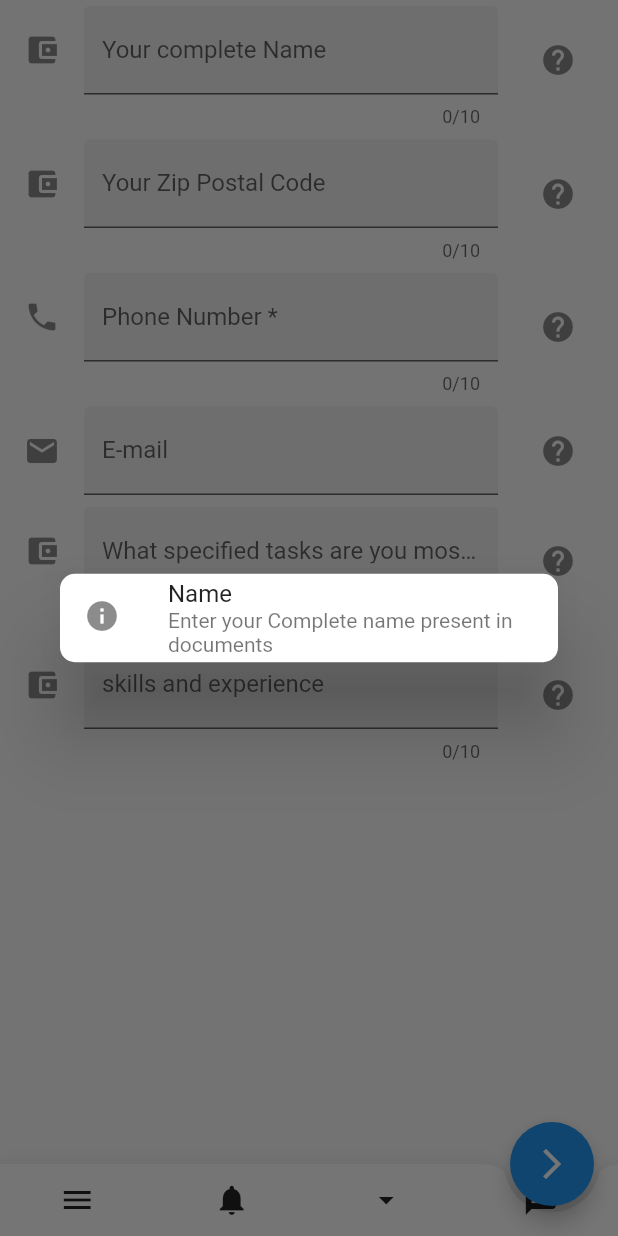
After one commit to ce-akhil/Volunteer-Management-System, a Flutter app: the FormView screen opened directly, after a tap on the "help" icon, on a phone screen of 412 x 824 dp. The commit adds this screen. Run offline on Flutter 3.47's test engine with Material 2 defaults, Android fonts, the phone set to English and light mode, and no system bars; our stand-ins replace font_awesome_flutter, responsive_grid.

Commit message:
Made home UI

```diff
--- /dev/null
+++ b/lib/dialog_box.dart
@@ -0,0 +1,15 @@
+import 'package:flutter/material.dart';
+
+class DialogBox {
+  Dialog dialog(
+      {String title: 'It will work', IconData icon: Icons.info, subtitle: ''}) {
+    return Dialog(
+      shape: RoundedRectangleBorder(borderRadius: BorderRadius.circular(10)),
+      child: ListTile(
+        leading: Icon(icon),
+        title: Text(title),
+        subtitle: Text(subtitle),
+      ),
+    );
+  }
+}
--- a/lib/main.dart
+++ b/lib/main.dart
@@ -3,6 +3,7 @@ import 'package:font_awesome_flutter/font_awesome_flutter.dart';
 import 'package:responsive_grid/responsive_grid.dart';
 import 'package:vms/action_button.dart';
 import 'package:vms/appbottombar.dart';
+import 'package:vms/volunteer_application.dart';
 
 void main() => runApp(volunteerManagementSystem());
 
@@ -72,6 +73,9 @@ class _volunteerManagementSystemState extends State<volunteerManagementSystem> {
                               iconSize: 40,
                               icon: Icon(FontAwesomeIcons.wpforms),
                               onPressed: () {
+                                Navigator.push(
+                                    context,
+                                    MaterialPageRoute(builder: (context) => FormView()));
                               },
                             ),
                             Text('Volunteer'),
--- /dev/null
+++ b/lib/volunteer_application.dart
@@ -0,0 +1,388 @@
+import 'package:flutter/gestures.dart';
+import 'package:flutter/material.dart';
+import 'package:vms/appbottombar.dart';
+import 'package:vms/dialog_box.dart';
+
+
+import 'package:responsive_grid/responsive_grid.dart';
+
+
+class FormView extends StatelessWidget {
+
+
+  final double tileMargin = 30;
+  final centerHeight = 50.0;
+
+
+  @override
+  Widget build(BuildContext context) {
+    return Scaffold(
+      drawerDragStartBehavior: DragStartBehavior.down,
+
+      body: SafeArea(
+        child: getForm(context)
+      ),
+      resizeToAvoidBottomInset: false,
+      bottomNavigationBar:  AppBottomBar(),
+      floatingActionButton: _actionButton(context),
+      floatingActionButtonLocation: FloatingActionButtonLocation.endDocked,
+    );
+  }
+
+  _inProgress({String message: 'Loading....'}) {
+    return ListTile(
+      leading: Icon(Icons.hourglass_empty),
+      title: Text(message),
+      trailing: CircularProgressIndicator(),
+    );
+  }
+
+  _noSignedInUser({String message: 'Please Signup.'}) {
+    return InkWell(
+      onTap: () {
+      },
+      child: Padding(
+        padding: const EdgeInsets.all(8.0),
+        child: ListTile(
+          leading: Icon(Icons.call_to_action),
+          title: Text(message),
+          trailing: Icon(Icons.arrow_forward_ios),
+        ),
+      ),
+    );
+  }
+
+  Future<bool> _warnUserAboutInvalidData() async {
+
+
+    return await showDialog<bool>(
+
+      builder: (BuildContext context) {
+        return AlertDialog(
+          title: const Text('Any hesitation?'),
+          content: const Text(
+              'If you are getting any issue while filling the form we are happy to help. Feel free to contact us.'),
+          actions: <Widget>[
+            FlatButton(
+              child: Text(
+                'YES',
+              ),
+              onPressed: () {
+                Navigator.of(context).pop(true);
+              },
+            ),
+            FlatButton(
+              child: Text(
+                'NO',
+              ),
+              onPressed: () {
+                Navigator.of(context).pop(false);
+              },
+            ),
+          ],
+        );
+      },
+    ) ??
+        false;
+  }
+
+  Form getForm(BuildContext context) {
+    bool isPortrait = MediaQuery.of(context).orientation == Orientation.portrait
+        ? true
+        : false;
+
+    return Form(
+
+      onWillPop: _warnUserAboutInvalidData,
+      child: Scrollbar(
+        child: SingleChildScrollView(
+          dragStartBehavior: DragStartBehavior.down,
+          child: ResponsiveGridRow(
+            children: [
+              ResponsiveGridCol(
+                xs: 12,
+                sm: 6,
+                child: ListTile(
+                  title: TextFormField(
+                    maxLength: 10,
+                    decoration: InputDecoration(
+                      border: UnderlineInputBorder(),
+                      filled: true,
+                      icon: Icon(Icons.account_balance_wallet),
+                      hintText: ' Name',
+                      labelText: 'Your complete Name',
+                    ),
+                    validator: (String value) {
+                      if (value == null) {
+                        return null;
+                      }
+                      if (value.isEmpty) {
+                        return 'Please enter some text';
+                      }
+                      final n = num.tryParse(value);
+                      if (n == null) {
+                        return '"$value" is not a valid number';
+                      }
+                      return null;
+                    },
+                    maxLines: 1,
+                  ),
+                  trailing: Tooltip(
+                    message: "Enter your Complete name present in documents",
+                    child: IconButton(
+                      icon: Icon(Icons.help),
+                      onPressed: () {
+                        showDialog(
+                            context: context,
+                            child: DialogBox().dialog(
+                                title: 'Name',
+                                subtitle:
+                                'Enter your Complete name present in documents'));
+                      },
+                    ),
+                  ),
+                )
+              ),
+              ResponsiveGridCol(
+                  xs: 12,
+                  sm: 6,
+                  child: ListTile(
+                    title: TextFormField(
+                      maxLength: 10,
+                      decoration: InputDecoration(
+                        border: UnderlineInputBorder(),
+                        filled: true,
+                        icon: Icon(Icons.account_balance_wallet),
+                        hintText: 'Zip Postal Code',
+                        labelText: 'Your Zip Postal Code',
+                      ),
+                      validator: (String value) {
+                        if (value == null) {
+                          return null;
+                        }
+                        if (value.isEmpty) {
+                          return 'Please enter some text';
+                        }
+                        final n = num.tryParse(value);
+                        if (n == null) {
+                          return '"$value" is not a valid number';
+                        }
+                        return null;
+                      },
+                      maxLines: 1,
+                    ),
+                    trailing: Tooltip(
+                      message: "Enter the correct Zip Postal Code of your area",
+                      child: IconButton(
+                        icon: Icon(Icons.help),
+                        onPressed: () {
+                          showDialog(
+                              context: context,
+                              child: DialogBox().dialog(
+                                  title: 'ZIP',
+                                  subtitle:
+                                  'Enter the correct Zip Postal Code of your area'));
+                        },
+                      ),
+                    ),
+                  )
+              ),
+              ResponsiveGridCol(
+                  xs: 12,
+                  sm: 6,
+                  child: ListTile(
+                    title: TextFormField(
+                      maxLength: 10,
+                      decoration: const InputDecoration(
+                        border: UnderlineInputBorder(),
+                        filled: true,
+                        icon: Icon(Icons.phone),
+                        hintText: '  Where can we reach you ?',
+                        labelText: 'Phone Number *',
+                        prefixText: '+91 ',
+                      ),
+                      keyboardType: TextInputType.phone,
+
+                      validator: (String value) {
+                        if (value == null) {
+                          return null;
+                        }
+                        if (value.isEmpty) {
+                          return 'Please enter valid mobile number';
+                        }
+                        final n = num.tryParse(value);
+                        if (n == null) {
+                          return '"$value" is not a valid number';
+                        }
+                        if (n < 4999999999) {
+                          return '"$value" is not a valid phone number';
+                        }
+                        return null;
+                      },
+                      maxLines: 1,
+                    ),
+                    trailing: Tooltip(
+                      message: '100% privacy guaranteed. We will never share your details.',
+                      child: IconButton(
+                        icon: Icon(Icons.help),
+                        onPressed: () {
+                          showDialog(
+                              context: context,
+                              child: DialogBox().dialog(
+                                  title: 'Current mobile number.',
+                                  subtitle:
+                                  '100% privacy guaranteed. We will never share your details.'));
+                        },
+                      ),
+                    ),
+                  ),
+
+              ),
+              ResponsiveGridCol(
+                  xs: 12,
+                  sm: 6,
+                  child: ListTile(
+                    title: TextFormField(
+                      keyboardType: TextInputType.emailAddress,
+                      decoration: const InputDecoration(
+                        border: UnderlineInputBorder(),
+                        filled: true,
+                        icon: Icon(Icons.email),
+                        hintText: 'Current e-mail address.',
+                        labelText: 'E-mail',
+                      ),
+                    ),
+                    trailing: Tooltip(
+                      message:
+                      'Share correct Email address to ensure timely communication regarding this application.',
+                      child: IconButton(
+                        icon: Icon(Icons.help),
+                        onPressed: () {
+                          showDialog(
+                              context: context,
+                              child: DialogBox().dialog(
+                                  title: 'Current Email address.',
+                                  subtitle:
+                                  'Share correct Email address to ensure timely communication regarding this application.'));
+                        },
+                      ),
+                    ),
+                  )
+              ),
+              ResponsiveGridCol(
+                  xs: 12,
+                  sm: 6,
+                  child: ListTile(
+                    title: TextFormField(
+                      maxLength: 10,
+                      decoration: InputDecoration(
+                        border: UnderlineInputBorder(),
+                        filled: true,
+                        icon: Icon(Icons.account_balance_wallet),
+                        hintText: 'Tasks',
+                        labelText: 'What specified tasks are you most interseted in working?',
+
+                      ),
+                      validator: (String value) {
+                        if (value == null) {
+                          return null;
+                        }
+                        if (value.isEmpty) {
+                          return 'Please enter some text';
+                        }
+                        final n = num.tryParse(value);
+                        if (n == null) {
+                          return '"$value" is not a valid number';
+                        }
+                        return null;
+                      },
+                      maxLines: 1,
+                    ),
+                    trailing: Tooltip(
+                      message: "What specified tasks are you most interseted in working?",
+                      child: IconButton(
+                        icon: Icon(Icons.help),
+                        onPressed: () {
+                          showDialog(
+                              context: context,
+                              child: DialogBox().dialog(
+                                  title: 'Tasks',
+                                  subtitle:
+                                  'What specified tasks are you most interseted in working?'));
+                        },
+                      ),
+                    ),
+                  )
+              ),
+              ResponsiveGridCol(
+                  xs: 12,
+                  sm: 6,
+                  child: ListTile(
+                    title: TextFormField(
+                      maxLength: 10,
+                      decoration: InputDecoration(
+                        border: UnderlineInputBorder(),
+                        filled: true,
+                        icon: Icon(Icons.account_balance_wallet),
+                        hintText: 'skills and experience',
+                        labelText: 'skills and experience',
+                      ),
+                      validator: (String value) {
+                        if (value == null) {
+                          return null;
+                        }
+                        if (value.isEmpty) {
+                          return 'Please enter some text';
+                        }
+                        final n = num.tryParse(value);
+                        if (n == null) {
+                          return '"$value" is not a valid number';
+                        }
+                        return null;
+                      },
+                      maxLines: 1,
+                    ),
+                    trailing: Tooltip(
+                      message: "What specified skills and experience you have as a volunteer",
+                      child: IconButton(
+                        icon: Icon(Icons.help),
+                        onPressed: () {
+                          showDialog(
+                              context: context,
+                              child: DialogBox().dialog(
+                                  title: 'skills and experience',
+                                  subtitle:
+                                  'What specified skills and experience you have as a volunteer'));
+                        },
+                      ),
+                    ),
+                  )
+              ),
+              ResponsiveGridCol(
+                child: SizedBox(
+                  height: centerHeight,
+                ),
+              ),
+            ],
+          ),
+        ),
+      ),
+    );
+  }
+
+  FloatingActionButton _actionButton(BuildContext context) {
+    return FloatingActionButton(
+      tooltip: 'Next',
+      child: Icon(Icons.arrow_forward_ios),
+      onPressed: (){}
+    );
+  }
+}
+
+ResponsiveGridCol _addGap(double tileMargin) {
+  return ResponsiveGridCol(
+    child: SizedBox(
+      height: tileMargin,
+    ),
+  );
+}
```
